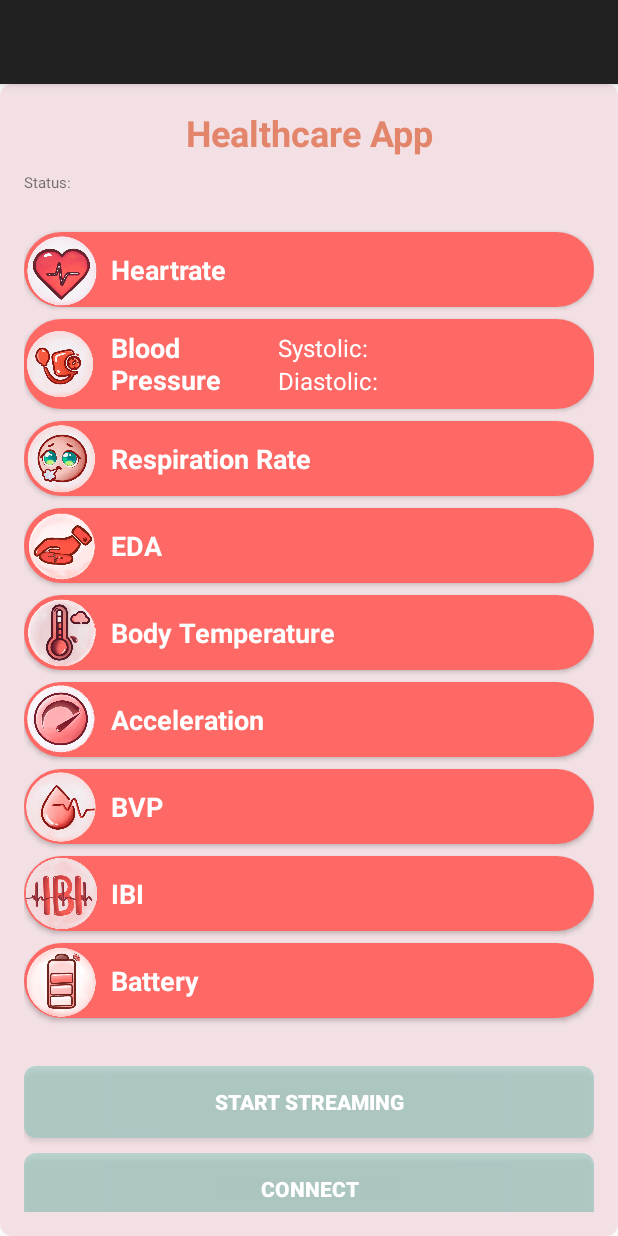
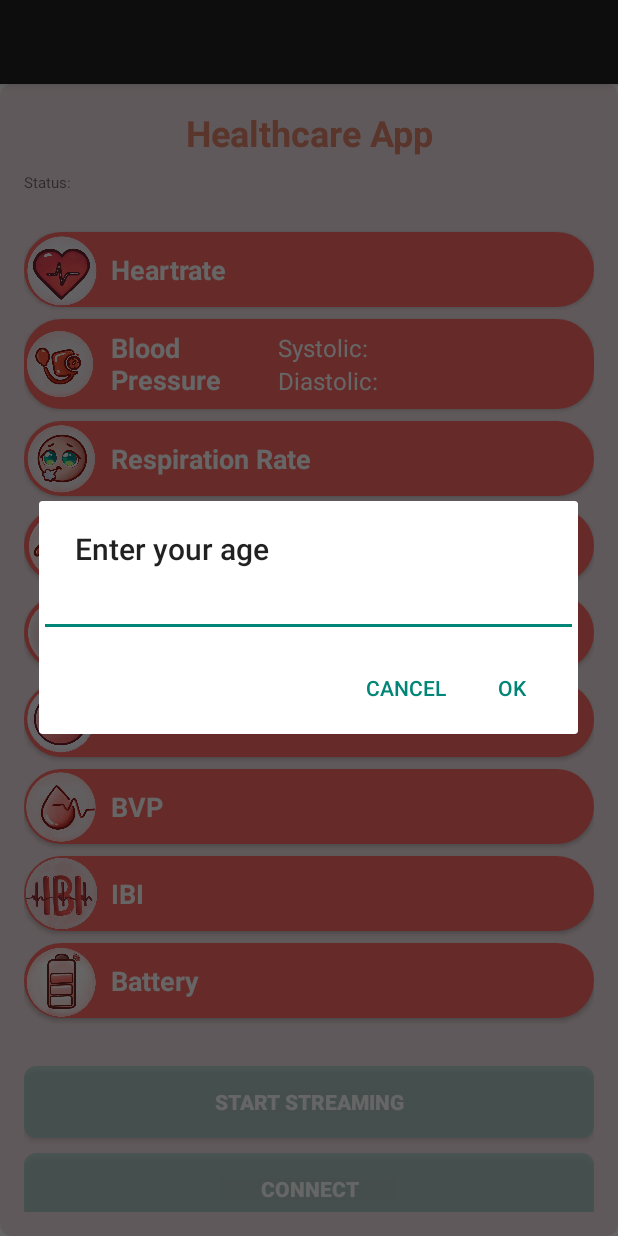
Before and after one commit to mehl521/-E4LinkAppDevelopment, an Android app: the screen it shows after launch (MainActivity), after a tap on "CONNECT", on a phone screen of 412 x 824 dp. Run offline under Robolectric (Android 15) with nearby library versions, the light colour scheme and no system bars; libraries missing offline, so code that uses them is left out: com.empatica.empalink, org.apache.commons, uk.me.berndporr; 3 statements that could not run were skipped.

Commit message:
Update MainActivity.java
update

```diff
--- a/app/src/main/java/com/empatica/sample/MainActivity.java
+++ b/app/src/main/java/com/empatica/sample/MainActivity.java
@@ -13,6 +13,7 @@ import android.provider.Settings;
 import android.util.Log;
 import android.view.View;
 import android.widget.Button;
+import android.widget.EditText;
 import android.widget.LinearLayout;
 import android.widget.TextView;
 import android.widget.Toast;
@@ -33,6 +34,8 @@ import com.empatica.empalink.delegate.EmpaStatusDelegate;
 import java.io.Serializable;
 import java.util.ArrayList;
 import java.util.List;
+import java.util.Timer;
+import java.util.TimerTask;
 
 public class MainActivity extends AppCompatActivity implements EmpaDataDelegate, EmpaStatusDelegate {
 
@@ -74,6 +77,7 @@ public class MainActivity extends AppCompatActivity implements EmpaDataDelegate,
 
     private BloodPressureDBHelper bloodPressureDBHelper; // Add instance of BloodPressureDBHelper
 
+    private Timer bloodPressureTimer; // Timer for scheduling blood pressure updates
 
     @Override
     protected void onCreate(Bundle savedInstanceState) {
@@ -96,19 +100,51 @@ public class MainActivity extends AppCompatActivity implements EmpaDataDelegate,
         dataCnt = findViewById(R.id.dataArea);
 
         final Button connectButton = findViewById(R.id.connectButton);
-        connectButton.setOnClickListener(v -> toggleConnection());
+        connectButton.setOnClickListener(v -> showAgeInputDialog());
 
         Button showChartButton = findViewById(R.id.show_chart_button);
         showChartButton.setOnClickListener(v -> showChart());
 
         heartRateCalculator = new HeartRateCalculator();
         respiratoryRateCalculator = new RespiratoryRateCalculator();
-        bloodPressureCalculator = new BloodPressureCalculator();
+        bloodPressureCalculator = new BloodPressureCalculator(this); // Initialize with context only
         bloodPressureDBHelper = new BloodPressureDBHelper(MainActivity.this); // Initialize BloodPressureDBHelper
 
         checkPermissionsAndInitialize();
         Intent intent = new Intent(this, BluetoothService.class);
         startService(intent); // Ensure the service is running even if the activity is not bound
+
+        // Schedule blood pressure updates every 5 seconds
+        bloodPressureTimer = new Timer();
+        bloodPressureTimer.scheduleAtFixedRate(new TimerTask() {
+            @Override
+            public void run() {
+                runOnUiThread(() -> updateBloodPressure());
+            }
+        }, 0, 5000);
+    }
+
+    private void showAgeInputDialog() {
+        AlertDialog.Builder builder = new AlertDialog.Builder(this);
+        builder.setTitle("Enter your age");
+
+        final EditText input = new EditText(this);
+        builder.setView(input);
+
+        builder.setPositiveButton("OK", (dialog, which) -> {
+            try {
+                int age = Integer.parseInt(input.getText().toString());
+                bloodPressureCalculator.setUserAge(age); // Set the age in BloodPressureCalculator
+                toggleConnection(); // Proceed to toggle connection after age is input
+            } catch (NumberFormatException e) {
+                Log.e(TAG, "Invalid age input", e);
+                Toast.makeText(MainActivity.this, "Please enter a valid age", Toast.LENGTH_SHORT).show();
+            }
+        });
+
+        builder.setNegativeButton("Cancel", (dialog, which) -> dialog.cancel());
+
+        builder.show();
     }
 
     private void toggleConnection() {
@@ -164,6 +200,11 @@ public class MainActivity extends AppCompatActivity implements EmpaDataDelegate,
     }
 
     private void showChart() {
+        Log.d(TAG, "HRData size: " + hrData.size());
+        Log.d(TAG, "RespirationData size: " + respirationData.size());
+        Log.d(TAG, "SystolicBPData size: " + systolicBPData.size());
+        Log.d(TAG, "DiastolicBPData size: " + diastolicBPData.size());
+
         Intent intent = new Intent(MainActivity.this, HeartRateChartActivity.class);
         intent.putExtra("HRData", (Serializable) hrData);
         intent.putExtra("RespirationData", (Serializable) respirationData);
@@ -242,6 +283,10 @@ public class MainActivity extends AppCompatActivity implements EmpaDataDelegate,
         if (deviceManager != null) {
             deviceManager.cleanUp();
         }
+        // Cancel the timer when the activity is destroyed
+        if (bloodPressureTimer != null) {
+            bloodPressureTimer.cancel();
+        }
     }
 
     @Override
@@ -285,7 +330,9 @@ public class MainActivity extends AppCompatActivity implements EmpaDataDelegate,
             // Update UI with respiratory rate
             updateLabel(respirationRateLabel, String.format("%.2f breaths/min", respiratoryRate));
         }
+    }
 
+    private void updateBloodPressure() {
         // Check if blood pressure calculator is ready to estimate blood pressure
         if (bloodPressureCalculator.isReady()) {
             // Get estimated blood pressure
@@ -300,6 +347,7 @@ public class MainActivity extends AppCompatActivity implements EmpaDataDelegate,
             updateBloodPressureUI(systolicBP, diastolicBP);
 
             // Save the blood pressure data to the database
+            double timestamp = System.currentTimeMillis() / 3000.0; // Current timestamp in seconds
             bloodPressureDBHelper.saveBloodPressure(timestamp, systolicBP, diastolicBP);
         }
     }
@@ -330,7 +378,6 @@ public class MainActivity extends AppCompatActivity implements EmpaDataDelegate,
         Log.d(TAG, "Battery level: " + battery * 100 + "% at timestamp: " + timestamp);
         updateLabel(batteryLabel, String.format("%.0f %%", battery * 100));
     }
-
 
     @Override
     public void didReceiveTag(double timestamp) {
```
